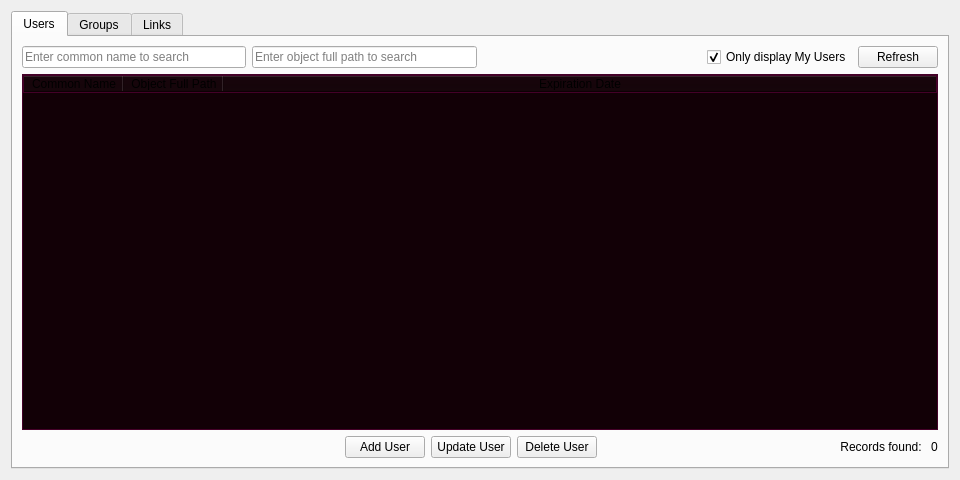
Above: src/qt/forms/bdappage.ui from Zero-Dynamics/cash-core before the change. Below: the same form after it.
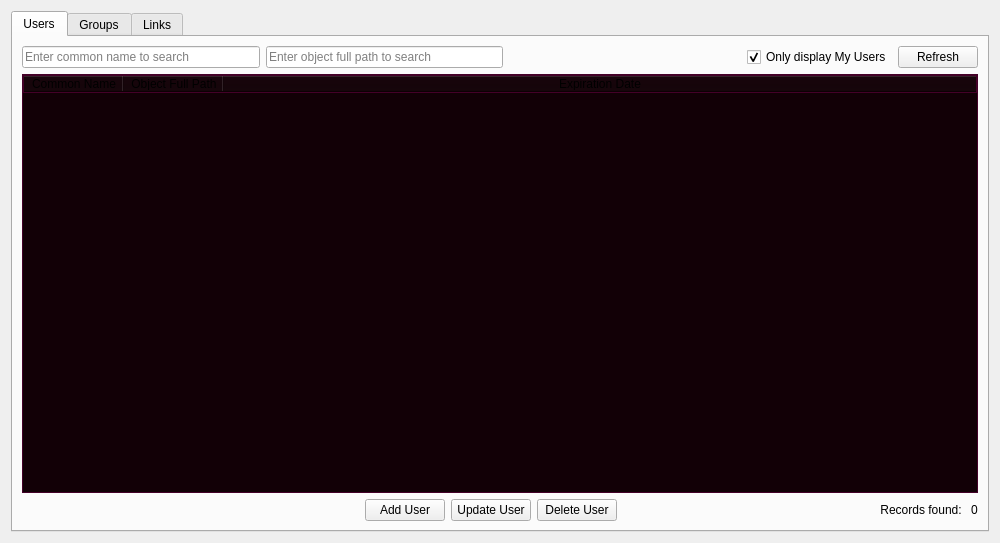
That is the form after the change. Icons and pictures are not drawn.

```diff
--- a/src/qt/forms/bdappage.ui
+++ b/src/qt/forms/bdappage.ui
@@ -6,8 +6,8 @@
    <rect>
     <x>0</x>
     <y>0</y>
-    <width>960</width>
-    <height>480</height>
+    <width>1000</width>
+    <height>543</height>
    </rect>
   </property>
   <property name="windowTitle">
```
